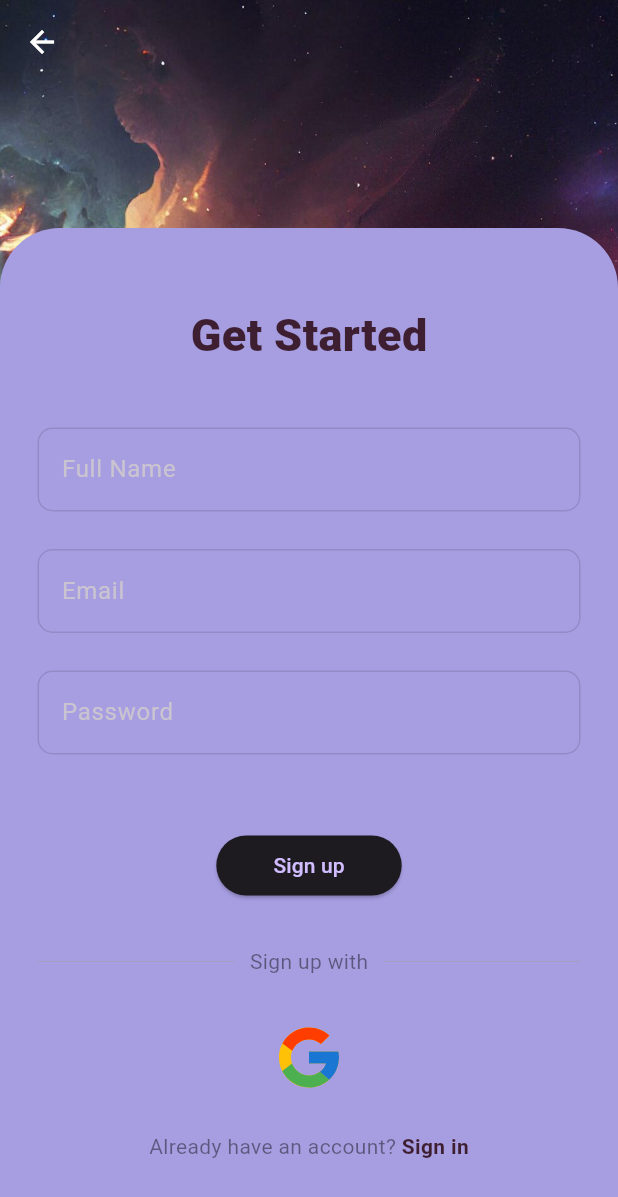
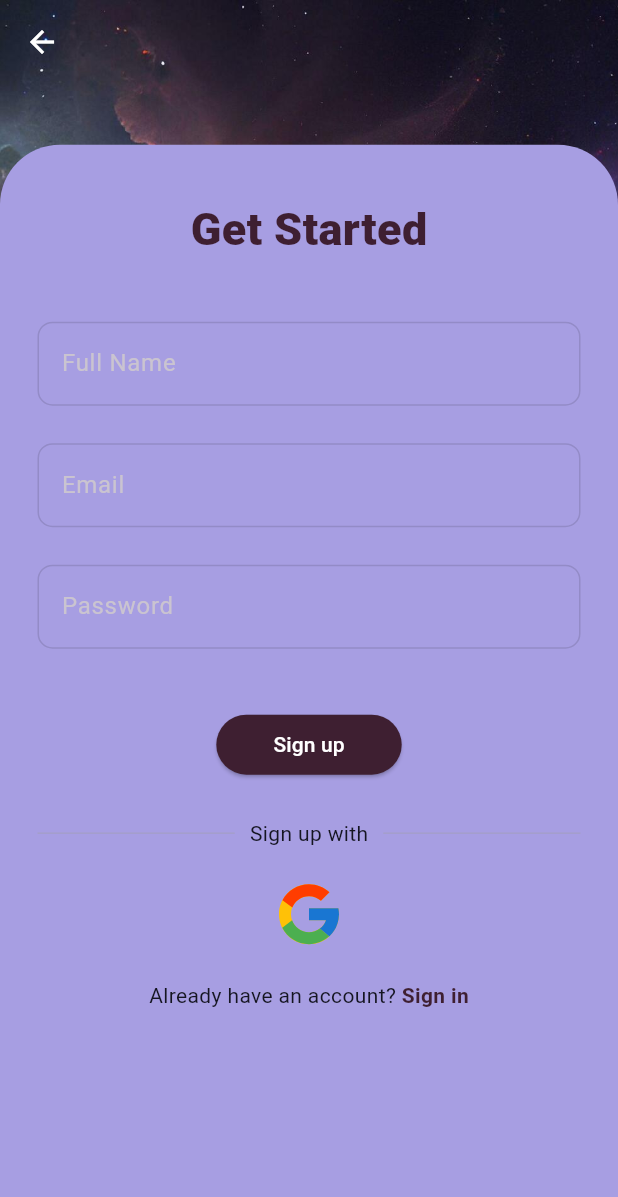
Before and after one commit to Shehab272/Nubella, a Flutter app: the screen it shows after launch, after a tap on "Sign Up", on a phone screen of 412 x 824 dp. Shown: the top 1197 px of the screen. Run offline on Flutter 3.47's test engine with Material 3 defaults, Android fonts, the light colour scheme and no system bars; our stand-ins replace animated_splash_screen, flutter_svg, lottie; project files that could hold a hidden picture were left out.

Commit message:
editting v3

```diff
--- a/lib/theme/theme.dart
+++ b/lib/theme/theme.dart
@@ -11,7 +11,7 @@ const lightColorScheme = ColorScheme(
   background: Color(0xFFFCFDF6),
   onBackground: Color(0xFF1A1C18),
   shadow: Color(0xFF000000),
-  outlineVariant: Color(0xFFC2C8BC),
+  outlineVariant: Color(0xFFD3DACE),
   surface: Color(0xFFF9FAF3),
   onSurface: Color(0xFF1A1C18),
 );
--- a/lib/views/home_page.dart
+++ b/lib/views/home_page.dart
@@ -1,14 +1,13 @@
-import 'dart:convert';
 
 import 'package:flutter/material.dart';
-import 'package:http/http.dart';
+
 import 'package:nubella/models/conversation.dart';
 import 'package:nubella/routes.dart';
 
 import 'package:nubella/views/widgets/example_widget.dart';
 
 import 'widgets/chat_list_view.dart';
-import 'widgets/chat_text_field.dart';
+
 
 ///final TextEditingController controller = TextEditingController();
 
--- a/lib/views/signup_screen.dart
+++ b/lib/views/signup_screen.dart
@@ -26,9 +26,9 @@ class _SignUpViewState extends State<SignUpView> {
             ),
           ),
           Expanded(
-            flex: 7,
+            flex: 18,
             child: Container(
-              padding: const EdgeInsets.fromLTRB(25.0, 50.0, 25.0, 20.0),
+              padding: const EdgeInsets.fromLTRB(25.0, 35.0, 25.0, 20.0),
               decoration: const BoxDecoration(
                 color: Color.fromRGBO(167, 158, 226, 60.0),
                 borderRadius: BorderRadius.only(
@@ -36,8 +36,6 @@ class _SignUpViewState extends State<SignUpView> {
                   topRight: Radius.circular(40.0),
                 ),
               ),
-              child: SingleChildScrollView(
-                // get started form
               child: Form(
                 key: _formSignupKey,
                 child: Column(
@@ -67,7 +65,7 @@ class _SignUpViewState extends State<SignUpView> {
                         label: const Text('Full Name'),
                         hintText: 'Enter Full Name',
                         hintStyle: const TextStyle(
-                            color: Colors.black26,
+                          color: Color.fromRGBO(211, 218, 206, 1.0),
                         ),
                         border: OutlineInputBorder(
                           borderSide: const BorderSide(
@@ -98,7 +96,7 @@ class _SignUpViewState extends State<SignUpView> {
                         label: const Text('Email'),
                         hintText: 'Enter Email',
                         hintStyle: const TextStyle(
-                            color: Colors.black26,
+                          color: Color.fromRGBO(211, 218, 206, 1.0),
                         ),
                         border: OutlineInputBorder(
                           borderSide: const BorderSide(
@@ -131,7 +129,7 @@ class _SignUpViewState extends State<SignUpView> {
                         label: const Text('Password'),
                         hintText: 'Enter Password',
                         hintStyle: const TextStyle(
-                            color: Colors.black26,
+                          color: Color.fromRGBO(211, 218, 206, 1.0),
                         ),
                         border: OutlineInputBorder(
                           borderSide: const BorderSide(
@@ -153,23 +151,30 @@ class _SignUpViewState extends State<SignUpView> {
                     // i agree to the processing
 
                     const SizedBox(
-                        height: 25.0,
+                      height: 15.0,
                     ),
                     // signup button
                     SizedBox(
                       width: MediaQuery.sizeOf(context).width * 0.3,
                       child: ElevatedButton(
+                        style: TextButton.styleFrom(
+                          backgroundColor: Color.fromRGBO(62, 31, 49, 1.0),
+                        ),
                         onPressed: () {
                           if (_formSignupKey.currentState!.validate()) {
                             Navigator.pushReplacementNamed(
                                 context, AppRoutes.homeView);
                           }
                         },
-                          child: const Text('Sign up'),
+                        child: const Text('Sign up',
+                        style: TextStyle(
+                          color: Colors.white,
+                        ),
+                        ),
                       ),
                     ),
                     const SizedBox(
-                        height: 30.0,
+                      height: 25.0,
                     ),
                     // sign up divider
                     Row(
@@ -189,7 +194,7 @@ class _SignUpViewState extends State<SignUpView> {
                           child: Text(
                             'Sign up with',
                             style: TextStyle(
-                                color: Colors.black45,
+                              color: Color.fromRGBO(21, 21, 33, 1.0),
                             ),
                           ),
                         ),
@@ -202,7 +207,7 @@ class _SignUpViewState extends State<SignUpView> {
                       ],
                     ),
                     const SizedBox(
-                        height: 30.0,
+                      height: 20.0,
                     ),
                     // sign up social media logo
                     Row(
@@ -218,7 +223,7 @@ class _SignUpViewState extends State<SignUpView> {
                       ],
                     ),
                     const SizedBox(
-                        height: 25.0,
+                      height: 20.0,
                     ),
                     // already have an account
                     Row(
@@ -227,7 +232,7 @@ class _SignUpViewState extends State<SignUpView> {
                         const Text(
                           'Already have an account? ',
                           style: TextStyle(
-                              color: Colors.black45,
+                            color: Color.fromRGBO(21, 21, 33, 1.0),
                           ),
                         ),
                         GestureDetector(
@@ -246,10 +251,9 @@ class _SignUpViewState extends State<SignUpView> {
                       ],
                     ),
                     const SizedBox(
-                        height: 20.0,
+                      height: 10.0,
                     ),
                   ],
-                  ),
                 ),
               ),
             ),
--- a/lib/views/welcome_screen.dart
+++ b/lib/views/welcome_screen.dart
@@ -22,25 +22,26 @@ class WelcomeScreen extends StatelessWidget {
                 ),
                 child: const Column(
                   children: [
+                    SizedBox(height: 100),
                     Text(
                       ' Nebulla AI ',
                       style: TextStyle(
-                        fontSize: 70,
+                        fontSize: 60,
                         fontWeight: FontWeight.w900,
                       ),
                     ),
                     Text(
                       ' for your life development ',
                       style: TextStyle(
-                          fontSize: 40,
-                          fontWeight: FontWeight.w400,
-                          color: Color.fromRGBO(36, 50, 88, 1.0)),
+                          fontSize: 27,
+                          fontWeight: FontWeight.w700,
+                          color: Color.fromRGBO(44, 29, 81, 1.0)),
                     ),
-                    SizedBox(height: 60,),
+                    SizedBox(height: 130,),
                     Text(
                       'Welcome Back!',
                       style: TextStyle(
-                        fontSize: 50.0,
+                        fontSize: 45.0,
                         fontWeight: FontWeight.w500,
                       ),
                     ),
@@ -56,7 +57,7 @@ class WelcomeScreen extends StatelessWidget {
               children: [
                 SizedBox(
                   height: 65,
-                  width: MediaQuery.sizeOf(context).width * 0.2,
+                  width: MediaQuery.sizeOf(context).width * 0.3,
                   child: WelcomeButton(
                     buttonText: 'Sign in',
                     onTap: () {
@@ -75,7 +76,7 @@ class WelcomeScreen extends StatelessWidget {
                 ),
                 SizedBox(
                   height: 65,
-                  width: MediaQuery.sizeOf(context).width * 0.2,
+                  width: MediaQuery.sizeOf(context).width * 0.3,
                   child: WelcomeButton(
                     buttonText: 'Sign Up',
                     onTap: () {
--- a/lib/views/widgets/welcome_button.dart
+++ b/lib/views/widgets/welcome_button.dart
@@ -16,9 +16,9 @@ class WelcomeButton extends StatelessWidget {
   @override
   Widget build(BuildContext context) {
     return MaterialButton(
-      color: const Color.fromRGBO(83, 79, 112, 100.0),
+      color: const Color.fromRGBO(75, 78, 113, 20.0),
       onPressed: onTap,
-      hoverColor: Colors.blue,
+      hoverColor: const Color.fromRGBO(174, 122, 96, 20.0),
 
       shape: const StadiumBorder(),
       child: Text(
```
Also changed, not shown: lib/views/chat_view.dart (+7 -6 lines), lib/views/signin_screen.dart (+12 -15 lines). Lines whose indentation alone changed are shown as unchanged.
